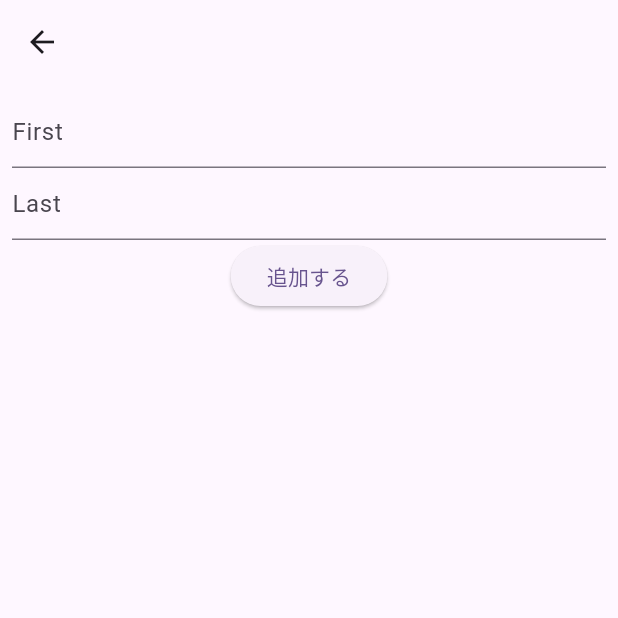
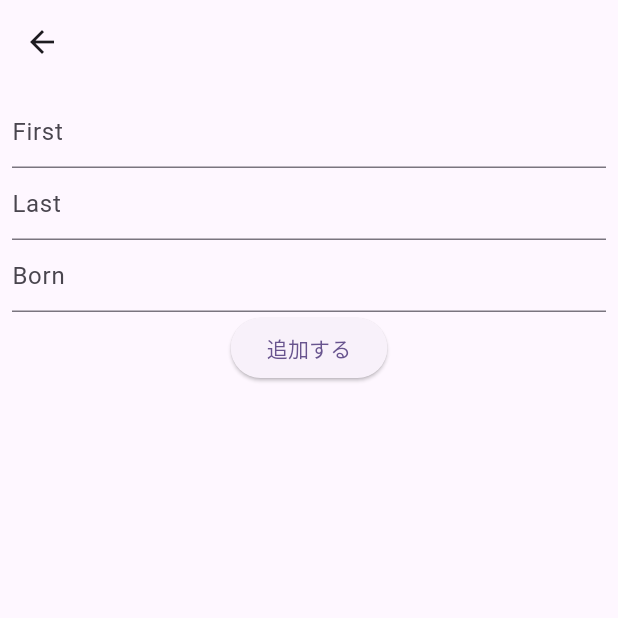
Before and after one commit to yosefstar/firebase-bookmark, a Flutter app: the AddPage screen opened directly, on a phone screen of 412 x 824 dp, the top half of it. Run offline on Flutter 3.47's test engine with Material 3 defaults, Android fonts, the phone set to English and light mode, and no system bars; our stand-ins replace cloud_firestore, firebase_core; accounts and stored records are empty.

```diff
--- a/lib/add_page.dart
+++ b/lib/add_page.dart
@@ -11,6 +11,7 @@ class AddPage extends StatefulWidget {
 class _AddPageState extends State<AddPage> {
   String first = '';
   String last = '';
+  int born = 0;
 
   @override
   Widget build(BuildContext context) {
@@ -35,6 +36,14 @@ class _AddPageState extends State<AddPage> {
               last = text;
             },
           ),
+          TextField(
+            decoration: InputDecoration(
+              hintText: 'Born',
+            ),
+            onChanged: (text) {
+              born = int.parse(text);
+            },
+          ),
           ElevatedButton(
             onPressed: () async {
               await _addToFirebase();
@@ -53,7 +62,7 @@ class _AddPageState extends State<AddPage> {
     final user = <String, dynamic>{
       "first": first,
       "last": last,
-      "born": 1991,
+      "born": born,
     };
 
     await db.collection("users").add(user);
```
Also changed, not shown: lib/main.dart (+28 -3 lines).
